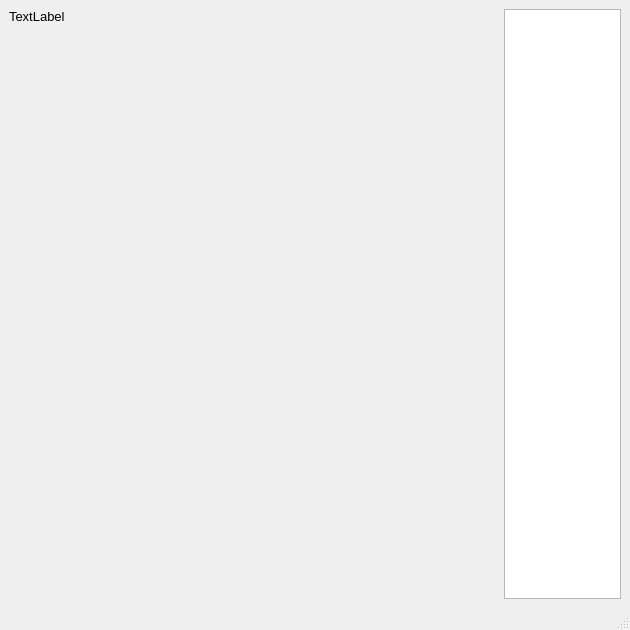
Before: the Qt Designer form SnakeGame-Interface_Improvements/snakeclient.ui in Razorlance/SnakeGame, drawn with Qt 5.
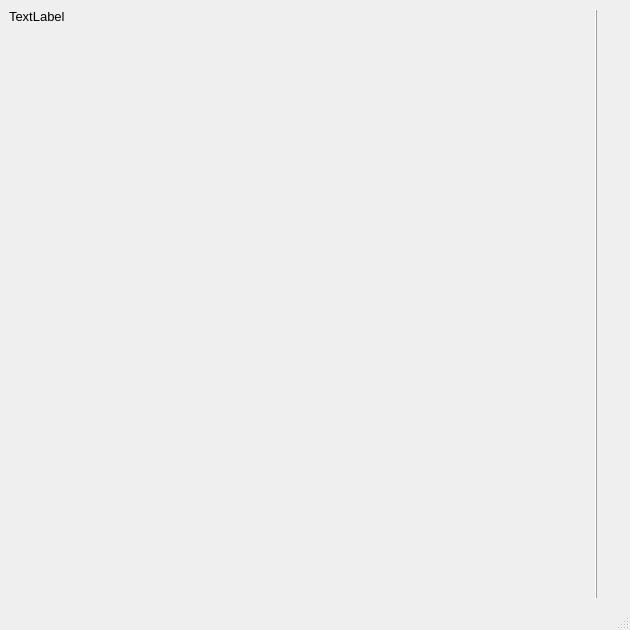
After: the same form once the commit is applied.

Commit message: Added interface for main window with the playerLabel(QLabel) to the right and the scoring

```diff
--- a/SnakeGame-Interface_Improvements/snakeclient.ui
+++ b/SnakeGame-Interface_Improvements/snakeclient.ui
@@ -81,15 +81,77 @@
      </spacer>
     </item>
     <item>
-     <widget class="QListWidget" name="listWidget">
-      <property name="maximumSize">
-       <size>
-        <width>117</width>
-        <height>16777215</height>
-       </size>
+     <widget class="QFrame" name="frame">
+      <property name="font">
+       <font>
+        <pointsize>21</pointsize>
+        <bold>true</bold>
+       </font>
+      </property>
+      <property name="frameShape">
+       <enum>QFrame::VLine</enum>
+      </property>
+      <property name="frameShadow">
+       <enum>QFrame::Raised</enum>
       </property>
      </widget>
     </item>
+    <item>
+     <layout class="QVBoxLayout" name="verticalLayout_2">
+      <item>
+       <widget class="QLabel" name="player1Label">
+        <property name="font">
+         <font>
+          <pointsize>21</pointsize>
+          <bold>true</bold>
+         </font>
+        </property>
+        <property name="text">
+         <string/>
+        </property>
+       </widget>
+      </item>
+      <item>
+       <widget class="QLabel" name="player2Label">
+        <property name="font">
+         <font>
+          <pointsize>21</pointsize>
+          <bold>true</bold>
+         </font>
+        </property>
+        <property name="text">
+         <string/>
+        </property>
+       </widget>
+      </item>
+      <item>
+       <widget class="QLabel" name="player3Label">
+        <property name="font">
+         <font>
+          <pointsize>21</pointsize>
+          <bold>true</bold>
+         </font>
+        </property>
+        <property name="text">
+         <string/>
+        </property>
+       </widget>
+      </item>
+      <item>
+       <widget class="QLabel" name="player4Label">
+        <property name="font">
+         <font>
+          <pointsize>21</pointsize>
+          <bold>true</bold>
+         </font>
+        </property>
+        <property name="text">
+         <string/>
+        </property>
+       </widget>
+      </item>
+     </layout>
+    </item>
    </layout>
   </widget>
   <widget class="QMenuBar" name="menubar">
```
Left out of the diff: 2 changed lines with no effect on the pictures. The commit also changes 1 other file.
